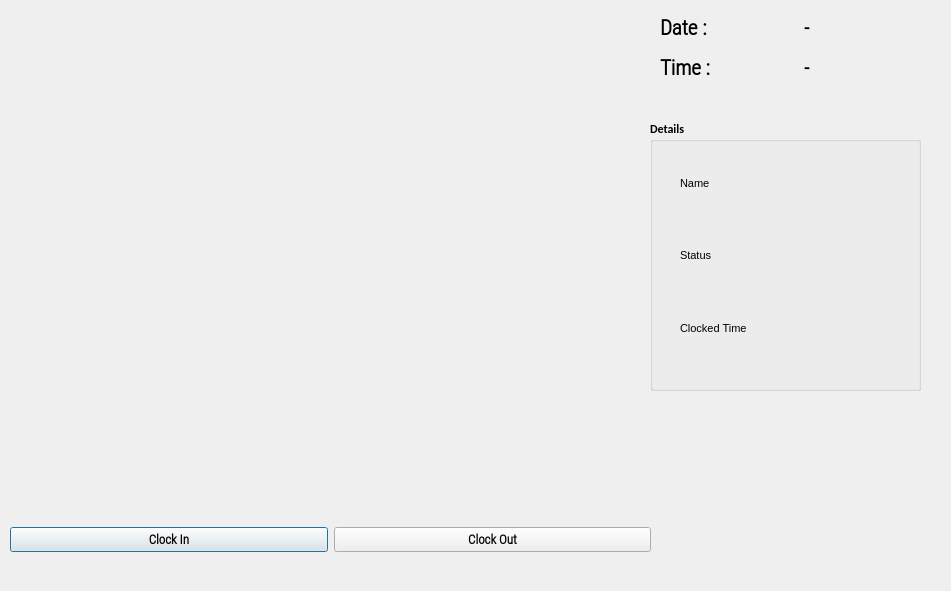
Old version of the form outputwindow.ui in the repository Ka3854/FaceRecognitionProject.
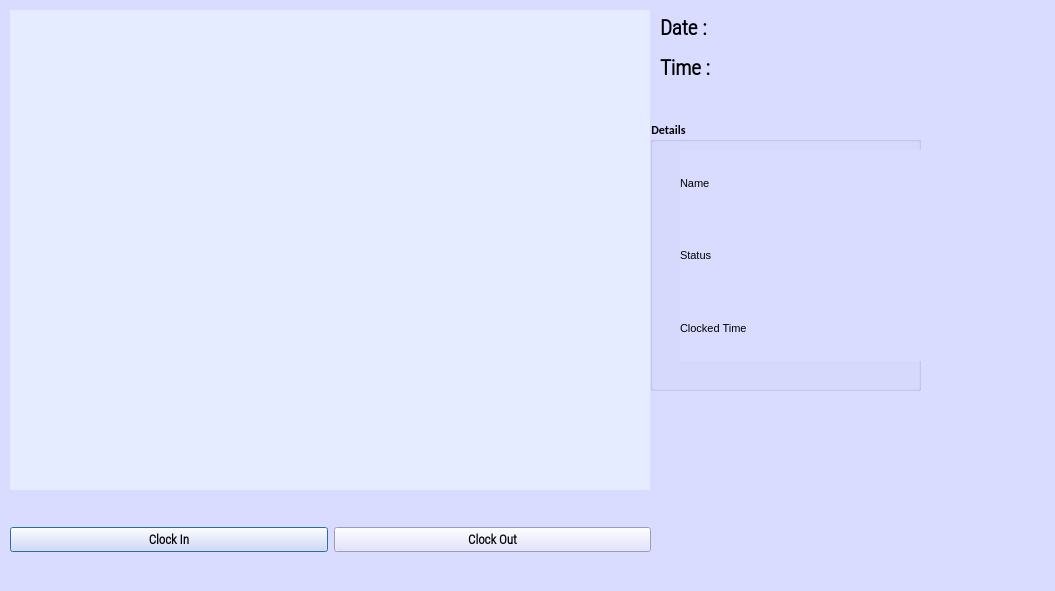
New version of the form. Icons and pictures are not drawn.

```diff
--- a/outputwindow.ui
+++ b/outputwindow.ui
@@ -6,7 +6,7 @@
    <rect>
     <x>0</x>
     <y>0</y>
-    <width>951</width>
+    <width>1055</width>
     <height>591</height>
    </rect>
   </property>
@@ -18,7 +18,7 @@
   </property>
   <property name="maximumSize">
    <size>
-    <width>1280</width>
+    <width>1300</width>
     <height>720</height>
    </size>
   </property>
@@ -30,11 +30,14 @@
    </font>
   </property>
   <property name="windowTitle">
-   <string>Face Recognition Attendance App</string>
+   <string> Attendance Tracker App</string>
   </property>
   <property name="windowIcon">
-   <iconset resource="resource.qrc">
-    <normaloff>:/icon/icon.png</normaloff>:/icon/icon.png</iconset>
+   <iconset>
+    <normaloff>icon.png</normaloff>icon.png</iconset>
+  </property>
+  <property name="styleSheet">
+   <string notr="true">background-color: rgb(217, 219, 255);</string>
   </property>
   <widget class="QLabel" name="imgLabel">
    <property name="geometry">
@@ -57,6 +60,9 @@
      <height>480</height>
     </size>
    </property>
+   <property name="styleSheet">
+    <string notr="true">background-color: rgb(229, 236, 255);</string>
+   </property>
    <property name="text">
     <string/>
    </property>
@@ -134,21 +140,6 @@
       </property>
      </widget>
     </item>
-    <item row="0" column="1">
-     <widget class="QLabel" name="Date_Label">
-      <property name="font">
-       <font>
-        <family>Roboto Condensed Light</family>
-        <pointsize>15</pointsize>
-        <weight>75</weight>
-        <bold>true</bold>
-       </font>
-      </property>
-      <property name="text">
-       <string>-</string>
-      </property>
-     </widget>
-    </item>
     <item row="1" column="0">
      <widget class="QLabel" name="label_2">
       <property name="font">
@@ -175,7 +166,7 @@
        </font>
       </property>
       <property name="text">
-       <string>-</string>
+       <string/>
       </property>
      </widget>
     </item>
@@ -350,6 +341,27 @@
     </layout>
    </widget>
   </widget>
+  <widget class="QLabel" name="Date_Label">
+   <property name="geometry">
+    <rect>
+     <x>780</x>
+     <y>10</y>
+     <width>221</width>
+     <height>33</height>
+    </rect>
+   </property>
+   <property name="font">
+    <font>
+     <family>Roboto Condensed Light</family>
+     <pointsize>15</pointsize>
+     <weight>75</weight>
+     <bold>true</bold>
+    </font>
+   </property>
+   <property name="text">
+    <string/>
+   </property>
+  </widget>
  </widget>
  <resources>
   <include location="resource.qrc"/>
```
